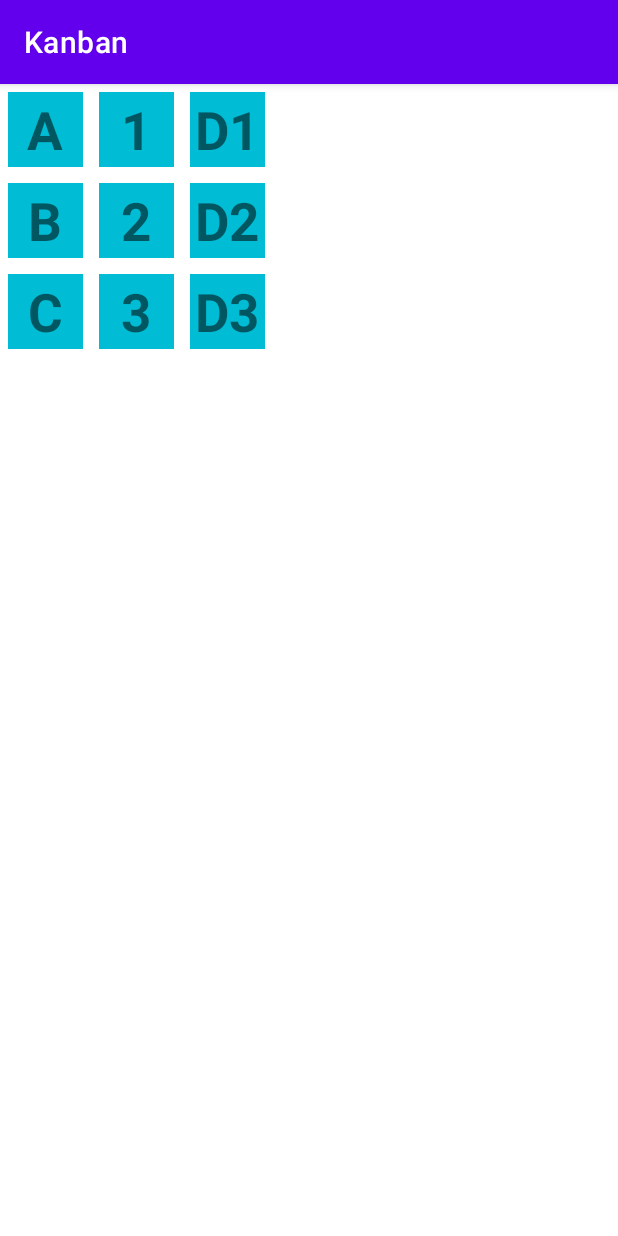
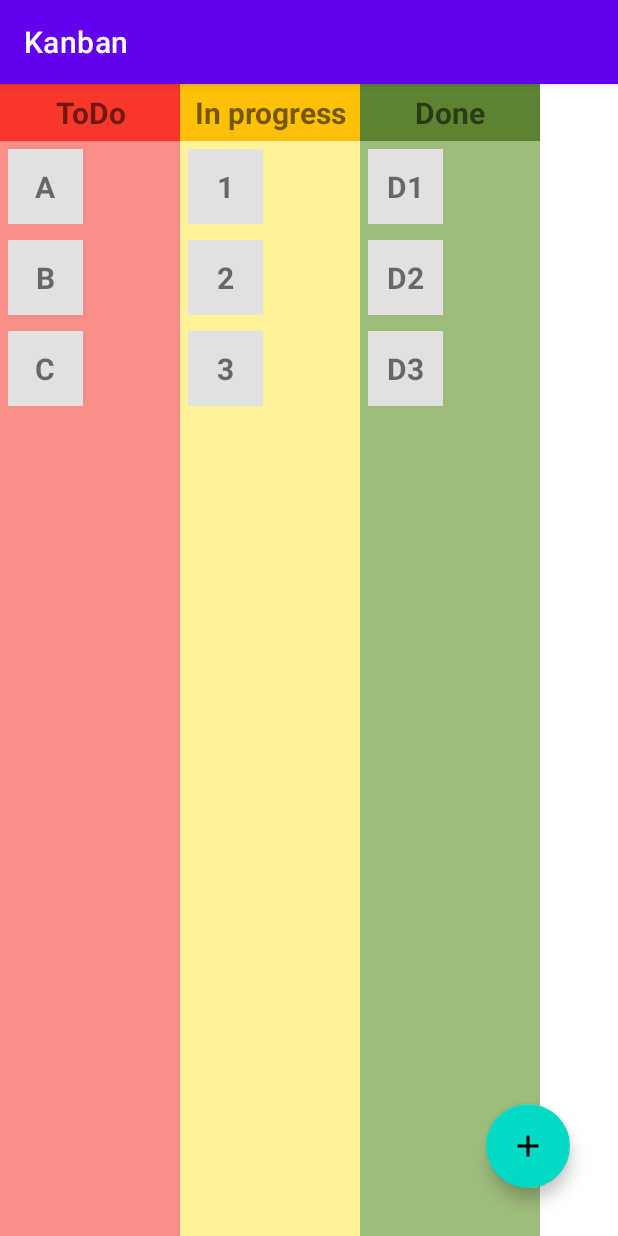
Before and after one commit to devilinside71/Kanban4, an Android app: the screen it shows after launch (MainActivity), on a phone screen of 412 x 824 dp. Run offline under Robolectric (Android 15) with nearby library versions, the phone set to English and light mode, and no system bars.

Commit message:
Basic design

```diff
--- /dev/null
+++ b/app/src/main/res/drawable/ic_add.xml
@@ -0,0 +1,5 @@
+<vector android:height="24dp" android:tint="#FFFFFF"
+    android:viewportHeight="24.0" android:viewportWidth="24.0"
+    android:width="24dp" xmlns:android="http://schemas.android.com/apk/res/android">
+    <path android:fillColor="#FF000000" android:pathData="M19,13h-6v6h-2v-6H5v-2h6V5h2v6h6v2z"/>
+</vector>
--- a/app/src/main/res/layout/activity_main.xml
+++ b/app/src/main/res/layout/activity_main.xml
@@ -5,6 +5,17 @@
     android:layout_width="match_parent"
     android:layout_height="match_parent"
     tools:context=".MainActivity">
+
+    <com.google.android.material.floatingactionbutton.FloatingActionButton
+        android:id="@+id/floatingActionButton"
+        android:layout_width="wrap_content"
+        android:layout_height="wrap_content"
+        android:layout_marginEnd="32dp"
+        android:layout_marginBottom="32dp"
+        android:clickable="true"
+        app:layout_constraintBottom_toBottomOf="parent"
+        app:layout_constraintEnd_toEndOf="parent"
+        app:srcCompat="@drawable/ic_add" />
 
     <LinearLayout
         android:id="@+id/layout_all"
@@ -16,7 +27,10 @@
             android:id="@+id/layout_todo"
             android:layout_width="wrap_content"
             android:layout_height="match_parent"
+            android:background="@color/colo_todo_bgr"
+            android:layout_gravity="center_horizontal"
             android:orientation="vertical">
+
 
             <TextView
                 android:id="@+id/empty_list_text_view_1"
@@ -24,22 +38,38 @@
                 android:layout_height="60dp"
                 android:background="#E4E4E4"
                 android:gravity="center"
-                android:text="List1 is Empty!"
+                android:text="@string/label_list_empty"
                 android:textSize="17sp"
                 android:visibility="gone"
                 tools:visibility="visible" />
 
+            <TextView
+                android:id="@+id/textViewTodo"
+                android:layout_width="match_parent"
+                android:layout_height="wrap_content"
+                android:background="@color/color_todo_title"
+                android:padding="5dp"
+                android:text="@string/label_todo"
+                android:textAlignment="center"
+                android:textSize="20sp"
+                android:textStyle="bold" />
+
             <androidx.recyclerview.widget.RecyclerView
                 android:id="@+id/recycler_view_todo"
-                android:layout_width="match_parent"
-                android:layout_height="wrap_content" />
+                android:layout_width="wrap_content"
+                android:layout_height="match_parent"
+                android:layout_gravity="center_horizontal"
+                android:minWidth="120dp" />
         </LinearLayout>
+
         <LinearLayout
             android:id="@+id/layout_in_progress"
             android:layout_width="wrap_content"
             android:layout_height="match_parent"
+            android:background="@color/color_in_progress_bgr"
             android:orientation="vertical"
             app:layout_constraintStart_toStartOf="parent"
+            android:layout_gravity="center_horizontal"
             app:layout_constraintTop_toTopOf="parent">
 
             <TextView
@@ -48,20 +78,35 @@
                 android:layout_height="60dp"
                 android:background="#E4E4E4"
                 android:gravity="center"
-                android:text="List2 is Empty!"
+                android:text="@string/label_list_empty"
                 android:textSize="17sp"
                 android:visibility="gone"
                 tools:visibility="visible" />
 
+            <TextView
+                android:id="@+id/textViewInProgress"
+                android:layout_width="match_parent"
+                android:layout_height="wrap_content"
+                android:background="@color/color_in_progress_title"
+                android:padding="5dp"
+                android:text="@string/label_in_progress"
+                android:textAlignment="center"
+                android:textSize="20sp"
+                android:textStyle="bold" />
+
             <androidx.recyclerview.widget.RecyclerView
                 android:id="@+id/recycler_view_in_progress"
-                android:layout_width="match_parent"
-                android:layout_height="wrap_content" />
+                android:layout_width="wrap_content"
+                android:layout_height="match_parent"
+                android:layout_gravity="center_horizontal"
+                android:minWidth="120dp" />
         </LinearLayout>
+
         <LinearLayout
             android:id="@+id/layout_done"
             android:layout_width="wrap_content"
             android:layout_height="match_parent"
+            android:background="@color/color_done_bgr"
             android:orientation="vertical"
             app:layout_constraintStart_toStartOf="parent"
             app:layout_constraintTop_toTopOf="parent">
@@ -72,15 +117,27 @@
                 android:layout_height="60dp"
                 android:background="#E4E4E4"
                 android:gravity="center"
-                android:text="List2 is Empty!"
+                android:text="@string/label_list_empty"
                 android:textSize="17sp"
                 android:visibility="gone"
                 tools:visibility="visible" />
 
+            <TextView
+                android:id="@+id/textViewDone"
+                android:layout_width="match_parent"
+                android:layout_height="wrap_content"
+                android:background="@color/color_done_title"
+                android:padding="5dp"
+                android:text="@string/label_done"
+                android:textAlignment="center"
+                android:textSize="20sp"
+                android:textStyle="bold" />
+
             <androidx.recyclerview.widget.RecyclerView
                 android:id="@+id/recycler_view_done"
-                android:layout_width="match_parent"
-                android:layout_height="wrap_content" />
+                android:layout_width="wrap_content"
+                android:layout_height="match_parent"
+                android:minWidth="120dp" />
         </LinearLayout>
     </LinearLayout>
 
--- a/app/src/main/res/layout/list_item.xml
+++ b/app/src/main/res/layout/list_item.xml
@@ -5,14 +5,14 @@
     android:layout_width="50dp"
     android:layout_height="50dp"
     android:layout_margin="5dp"
-    android:background="#00BCD4">
+    android:background="@color/grey_200">
 
     <TextView
         android:id="@+id/text"
         android:layout_width="wrap_content"
         android:layout_height="wrap_content"
-        android:textSize="35sp"
+        android:layout_gravity="center"
+        android:textSize="20dp"
         android:textStyle="bold"
-        android:layout_gravity="center"
         tools:text="A" />
 </FrameLayout>
--- a/app/src/main/res/values/colors.xml
+++ b/app/src/main/res/values/colors.xml
@@ -16,4 +16,12 @@
     <color name="colorPrimary">#3F51B5</color>
     <color name="colorPrimaryDark">#303F9F</color>
     <color name="colorAccent">#FF4081</color>
+    <color name="colorPrimary2">#3F51B5</color>
+    <color name="colorPrimaryDark2">#303F9F</color>
+    <color name="colo_todo_bgr">#F88E86</color>
+    <color name="color_in_progress_bgr">#FCF299</color>
+    <color name="color_done_bgr">#9DBB7B</color>
+    <color name="color_todo_title">#F73729</color>
+    <color name="color_in_progress_title">#FFC107</color>
+    <color name="color_done_title">#5D8331</color>
 </resources>
--- a/app/src/main/res/values/strings.xml
+++ b/app/src/main/res/values/strings.xml
@@ -1,3 +1,7 @@
 <resources>
     <string name="app_name">Kanban</string>
+    <string name="label_todo">ToDo</string>
+    <string name="label_in_progress">In progress</string>
+    <string name="label_done">Done</string>
+    <string name="label_list_empty">This list is empty!</string>
 </resources>
```
Also changed, not shown: 1 other file.
